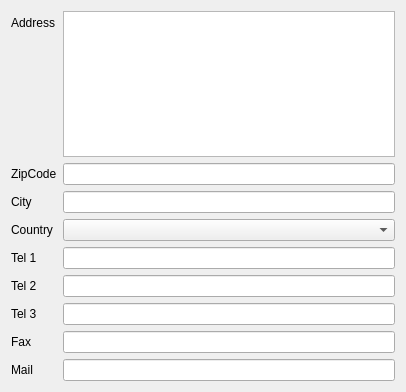
The window that plugins/usermanagerplugin/widgets/userviewer_contact.ui (FreeHealth/freehealth) describes before a commit, drawn with Qt 5.
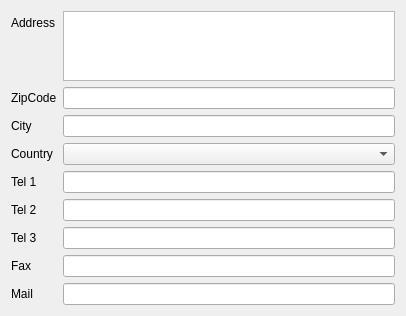
The same window after the commit. Custom widgets are drawn as their Qt base class.

Commit message: restrict address field height to 80px

The edit to the form file:
```diff
--- a/plugins/usermanagerplugin/widgets/userviewer_contact.ui
+++ b/plugins/usermanagerplugin/widgets/userviewer_contact.ui
@@ -7,7 +7,7 @@
     <x>0</x>
     <y>0</y>
     <width>406</width>
-    <height>392</height>
+    <height>301</height>
    </rect>
   </property>
   <property name="windowTitle">
@@ -22,7 +22,14 @@
     </widget>
    </item>
    <item row="0" column="1">
-    <widget class="QTextEdit" name="adressTextEdit"/>
+    <widget class="QTextEdit" name="adressTextEdit">
+     <property name="maximumSize">
+      <size>
+       <width>16777215</width>
+       <height>80</height>
+      </size>
+     </property>
+    </widget>
    </item>
    <item row="1" column="0">
     <widget class="QLabel" name="label_11">
```
Left out of the diff: 2 changed lines with no effect on the pictures. The commit also changes 2 other files.
